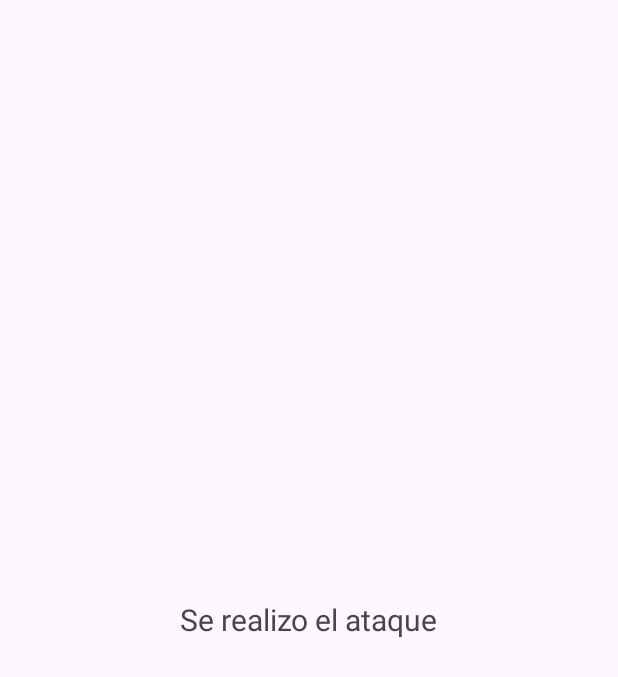
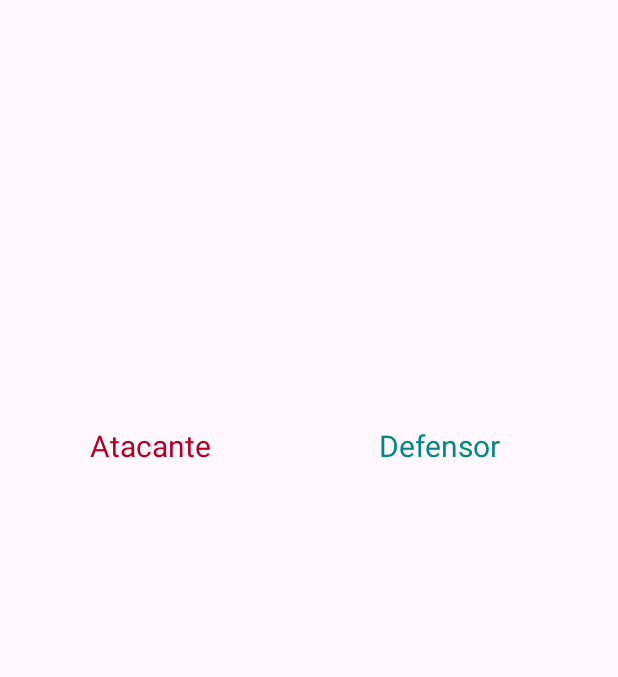
Before and after one commit to RamiroCS-hub/SugarCoach-Ejercicios, an Android app: the fight screen opened directly, with no data from a screen before it, on a phone screen of 412 x 824 dp. Shown: the top 677 px of the screen. Run offline under Robolectric (Android 15) with nearby library versions, the phone set to English and light mode, and no system bars; 9 statements that could not run were skipped.

Commit message:
Batalla pokemon completa funcionando

```diff
--- a/BatallaPokemon/app/src/main/java/com/example/batallapokemon/fight.kt
+++ b/BatallaPokemon/app/src/main/java/com/example/batallapokemon/fight.kt
@@ -6,28 +6,28 @@
 import androidx.appcompat.app.AppCompatActivity
 
 class fight : AppCompatActivity() {
-    var firstPokemon:pokemon? = null
-    var secondPokemon:pokemon? = null
+    lateinit var firstPokemon:pokemon
+    lateinit var secondPokemon:pokemon
     var imgAttack:ImageView? = null
     var imgDefense:ImageView? = null
     var txtResult: TextView? = null
     override fun onCreate(savedInstanceState: Bundle?) {
         super.onCreate(savedInstanceState)
         setContentView(R.layout.fight)
-        firstPokemon = getIntent().getSerializableExtra("atacante") as pokemon?
-        secondPokemon = getIntent().getSerializableExtra("defensor") as pokemon?
+        firstPokemon = getIntent().getSerializableExtra("atacante") as pokemon
+        secondPokemon = getIntent().getSerializableExtra("defensor") as pokemon
         imgAttack = findViewById(R.id.imgAttack)
         imgDefense = findViewById(R.id.imgDefense)
         txtResult = findViewById(R.id.txtResult)
-        println("El first pokemon src es:${firstPokemon?.getSrc()} Y el second src es:${secondPokemon?.getSrc()}")
-        when(firstPokemon?.getSrc()){
+        println("El first pokemon src es:${firstPokemon.getSrc()} Y el second src es:${secondPokemon.getSrc()}")
+        when(firstPokemon.getSrc()){
             "squirtle" -> imgAttack?.setImageResource(R.drawable.squirtle)
             "infernape" -> imgAttack?.setImageResource(R.drawable.infernape)
             "pikachu" -> imgAttack?.setImageResource(R.drawable.pikachu)
             "bulbasur" -> imgAttack?.setImageResource(R.drawable.bulbasur)
         }
 
-        when(secondPokemon?.getSrc()){
+        when(secondPokemon.getSrc()){
             "squirtle" -> imgDefense?.setImageResource(R.drawable.squirtle)
             "infernape" -> imgDefense?.setImageResource(R.drawable.infernape)
             "pikachu" -> imgDefense?.setImageResource(R.drawable.pikachu)
@@ -36,7 +36,12 @@
         attack()
     }
     private fun attack(){
-        secondPokemon?.defense(firstPokemon)
-        txtResult?.text = "Se realizo el ataque"
+        var dammage:String = secondPokemon.defense(firstPokemon)
+        when(secondPokemon.mapOfMultipliers[firstPokemon.type]){
+            1.0 -> dammage += ". El ataque fue neutral"
+            2.0 -> dammage += ". El ataque fue superefectivo"
+            0.5 -> dammage += ". El ataque no fue muy efectivo"
+        }
+        txtResult?.text = dammage
     }
 }
--- a/BatallaPokemon/app/src/main/res/layout/fight.xml
+++ b/BatallaPokemon/app/src/main/res/layout/fight.xml
@@ -30,8 +30,33 @@
         android:layout_marginStart="20dp"
         android:layout_marginTop="144dp"
         android:layout_marginEnd="20dp"
+        android:textAlignment="center"
         android:textSize="20sp"
         app:layout_constraintEnd_toEndOf="parent"
         app:layout_constraintStart_toStartOf="parent"
         app:layout_constraintTop_toBottomOf="@+id/imgDefense" />
+
+    <TextView
+        android:id="@+id/textView3"
+        android:layout_width="wrap_content"
+        android:layout_height="wrap_content"
+        android:layout_marginStart="60dp"
+        android:layout_marginTop="28dp"
+        android:text="Atacante"
+        android:textColor="@color/design_default_color_error"
+        android:textSize="20sp"
+        app:layout_constraintStart_toStartOf="parent"
+        app:layout_constraintTop_toBottomOf="@+id/imgAttack" />
+
+    <TextView
+        android:id="@+id/textView4"
+        android:layout_width="wrap_content"
+        android:layout_height="wrap_content"
+        android:layout_marginStart="112dp"
+        android:layout_marginTop="28dp"
+        android:text="Defensor"
+        android:textColor="@color/design_default_color_secondary_variant"
+        android:textSize="20sp"
+        app:layout_constraintStart_toEndOf="@+id/textView3"
+        app:layout_constraintTop_toBottomOf="@+id/imgAttack" />
 </androidx.constraintlayout.widget.ConstraintLayout>
```
Also changed, not shown: BatallaPokemon/app/src/main/java/com/example/batallapokemon/MainActivity.kt (+5 -6 lines), BatallaPokemon/app/src/main/java/com/example/batallapokemon/pokemon.kt (+26 -2 lines), BatallaPokemon/app/src/main/java/com/example/batallapokemon/secondPokemon.kt (+13 -9 lines).
